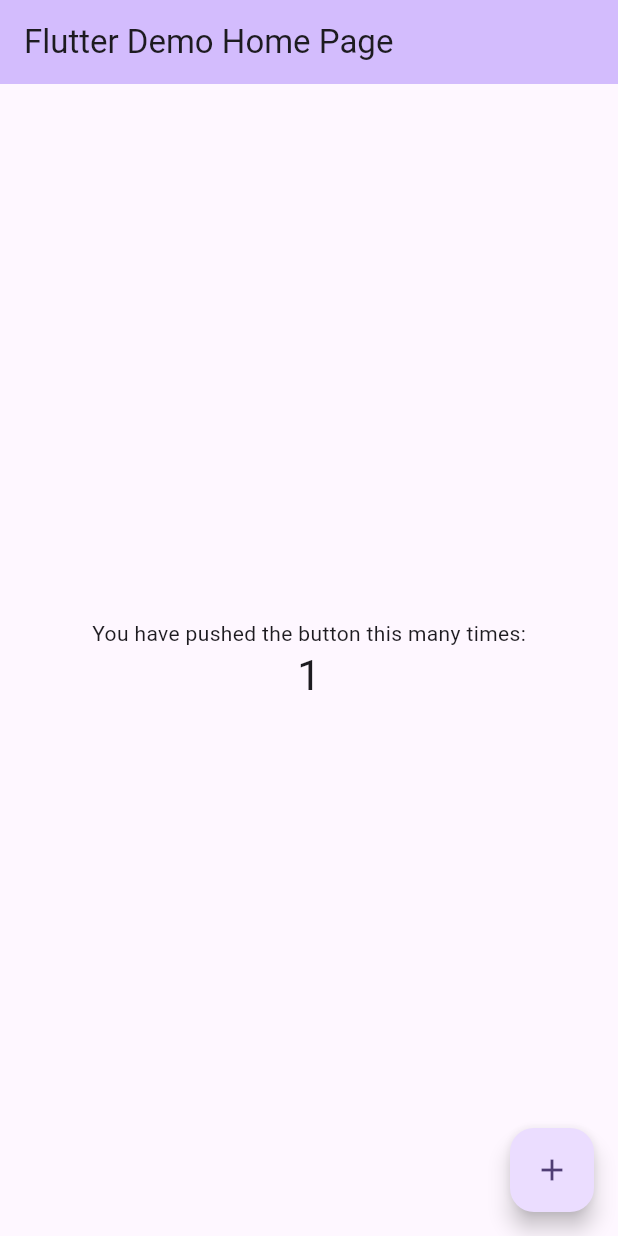
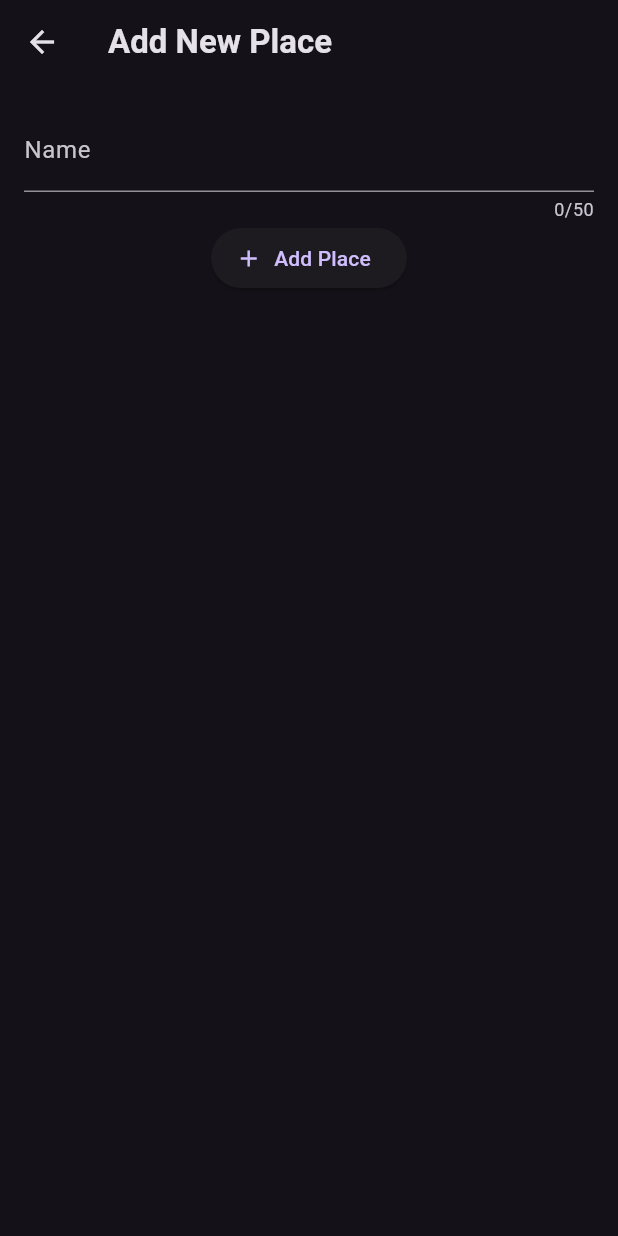
Before and after one commit to fadhilmuhaimin/your_places, a Flutter app: the screen it shows after launch, after a tap on the "add" icon, on a phone screen of 412 x 824 dp. Run offline on Flutter 3.47's test engine with Material 3 defaults, Android fonts, the phone set to English and light mode, and no system bars; our stand-ins replace google_fonts.

Commit message:
add places

```diff
--- a/lib/main.dart
+++ b/lib/main.dart
@@ -1,4 +1,29 @@
 import 'package:flutter/material.dart';
+import 'package:google_fonts/google_fonts.dart';
+import 'package:your_places/screens/places.dart';
+
+
+final colorScheme = ColorScheme.fromSeed(
+  brightness: Brightness.dark,
+  seedColor: const Color.fromARGB(255, 102, 6, 247),
+  background: const Color.fromARGB(255, 56, 49, 66),
+);
+
+final theme = ThemeData(
+    useMaterial3: true,
+    colorScheme: colorScheme,
+    textTheme: GoogleFonts.ubuntuCondensedTextTheme().copyWith(
+    titleSmall: GoogleFonts.ubuntuCondensed(
+      fontWeight: FontWeight.bold,
+    ),
+    titleMedium: GoogleFonts.ubuntuCondensed(
+      fontWeight: FontWeight.bold,
+    ),
+    titleLarge: GoogleFonts.ubuntuCondensed(
+      fontWeight: FontWeight.bold,
+    ),
+  ),
+);
 
 void main() {
   runApp(const MyApp());
@@ -11,115 +36,9 @@
   @override
   Widget build(BuildContext context) {
     return MaterialApp(
-      title: 'Flutter Demo',
-      theme: ThemeData(
-        // This is the theme of your application.
-        //
-        // TRY THIS: Try running your application with "flutter run". You'll see
-        // the application has a purple toolbar. Then, without quitting the app,
-        // try changing the seedColor in the colorScheme below to Colors.green
-        // and then invoke "hot reload" (save your changes or press the "hot
-        // reload" button in a Flutter-supported IDE, or press "r" if you used
-        // the command line to start the app).
-        //
-        // Notice that the counter didn't reset back to zero; the application
-        // state is not lost during the reload. To reset the state, use hot
-        // restart instead.
-        //
-        // This works for code too, not just values: Most code changes can be
-        // tested with just a hot reload.
-        colorScheme: ColorScheme.fromSeed(seedColor: Colors.deepPurple),
-        useMaterial3: true,
-      ),
-      home: const MyHomePage(title: 'Flutter Demo Home Page'),
+      title: 'Your Places',
+      theme: theme,
+      home:  const Places(),
     );
   }
 }
-
-class MyHomePage extends StatefulWidget {
-  const MyHomePage({super.key, required this.title});
-
-  // This widget is the home page of your application. It is stateful, meaning
-  // that it has a State object (defined below) that contains fields that affect
-  // how it looks.
-
-  // This class is the configuration for the state. It holds the values (in this
-  // case the title) provided by the parent (in this case the App widget) and
-  // used by the build method of the State. Fields in a Widget subclass are
-  // always marked "final".
-
-  final String title;
-
-  @override
-  State<MyHomePage> createState() => _MyHomePageState();
-}
-
-class _MyHomePageState extends State<MyHomePage> {
-  int _counter = 0;
-
-  void _incrementCounter() {
-    setState(() {
-      // This call to setState tells the Flutter framework that something has
-      // changed in this State, which causes it to rerun the build method below
-      // so that the display can reflect the updated values. If we changed
-      // _counter without calling setState(), then the build method would not be
-      // called again, and so nothing would appear to happen.
-      _counter++;
-    });
-  }
-
-  @override
-  Widget build(BuildContext context) {
-    // This method is rerun every time setState is called, for instance as done
-    // by the _incrementCounter method above.
-    //
-    // The Flutter framework has been optimized to make rerunning build methods
-    // fast, so that you can just rebuild anything that needs updating rather
-    // than having to individually change instances of widgets.
-    return Scaffold(
-      appBar: AppBar(
-        // TRY THIS: Try changing the color here to a specific color (to
-        // Colors.amber, perhaps?) and trigger a hot reload to see the AppBar
-        // change color while the other colors stay the same.
-        backgroundColor: Theme.of(context).colorScheme.inversePrimary,
-        // Here we take the value from the MyHomePage object that was created by
-        // the App.build method, and use it to set our appbar title.
-        title: Text(widget.title),
-      ),
-      body: Center(
-        // Center is a layout widget. It takes a single child and positions it
-        // in the middle of the parent.
-        child: Column(
-          // Column is also a layout widget. It takes a list of children and
-          // arranges them vertically. By default, it sizes itself to fit its
-          // children horizontally, and tries to be as tall as its parent.
-          //
-          // Column has various properties to control how it sizes itself and
-          // how it positions its children. Here we use mainAxisAlignment to
-          // center the children vertically; the main axis here is the vertical
-          // axis because Columns are vertical (the cross axis would be
-          // horizontal).
-          //
-          // TRY THIS: Invoke "debug painting" (choose the "Toggle Debug Paint"
-          // action in the IDE, or press "p" in the console), to see the
-          // wireframe for each widget.
-          mainAxisAlignment: MainAxisAlignment.center,
-          children: <Widget>[
-            const Text(
-              'You have pushed the button this many times:',
-            ),
-            Text(
-              '$_counter',
-              style: Theme.of(context).textTheme.headlineMedium,
-            ),
-          ],
-        ),
-      ),
-      floatingActionButton: FloatingActionButton(
-        onPressed: _incrementCounter,
-        tooltip: 'Increment',
-        child: const Icon(Icons.add),
-      ), // This trailing comma makes auto-formatting nicer for build methods.
-    );
-  }
-}
--- a/lib/models/place.dart
+++ b/lib/models/place.dart
@@ -0,0 +1,10 @@
+
+import 'package:uuid/uuid.dart';
+
+const uuid = Uuid();
+class Place{
+  final String id;
+  final String title;
+
+  Place({required this.title}): id = uuid.v4();
+}
--- a/lib/screens/add_places.dart
+++ b/lib/screens/add_places.dart
@@ -0,0 +1,29 @@
+import 'package:flutter/material.dart';
+
+class AddPlaces extends StatelessWidget {
+  const AddPlaces({super.key});
+
+  @override
+  Widget build(BuildContext context) {
+    return Scaffold(
+      appBar: AppBar(
+        title: const Text("Add New Place"),
+      ),
+      body: Padding(
+        padding: EdgeInsets.all(16),
+        child: Form(
+          child: Column(
+            crossAxisAlignment: CrossAxisAlignment.center,
+            children: [
+              TextFormField(
+                maxLength: 50,
+                decoration: InputDecoration(label: Text('Name')),
+              ),
+              ElevatedButton.icon(onPressed: (){}, icon: Icon(Icons.add), label: Text("Add Place"))
+            ],
+          ),
+        ),
+      ),
+    );
+  }
+}
--- a/lib/screens/places.dart
+++ b/lib/screens/places.dart
@@ -0,0 +1,32 @@
+import 'package:flutter/material.dart';
+import 'package:your_places/models/place.dart';
+import 'package:your_places/screens/add_places.dart';
+import 'package:your_places/widgets/places_list.dart';
+
+class Places extends StatelessWidget {
+  const Places({super.key});
+
+
+
+  @override
+  Widget build(BuildContext context) {
+
+    void addPlace(){
+    Navigator.of(context).push(MaterialPageRoute(builder: (ctx) => const AddPlaces(),));
+
+  }
+    List<Place> places = [Place(title: "Test")];
+    return Scaffold(
+      appBar: AppBar(
+        actions:  [
+          IconButton(onPressed: (){ addPlace();}, icon: const Icon(Icons.add))
+        ],
+        title: const Text("Your Plaes"),
+      ),
+      body: ListView.builder(
+        itemCount: places.length,
+        itemBuilder: (context, index) => PlacesList(title: places[index].title),
+      ),
+    );
+  }
+}
--- a/lib/widgets/places_list.dart
+++ b/lib/widgets/places_list.dart
@@ -0,0 +1,17 @@
+import 'package:flutter/material.dart';
+
+class PlacesList extends StatelessWidget {
+  const PlacesList({super.key, required this.title});
+
+  final String title;
+
+  @override
+  Widget build(BuildContext context) {
+    return Container(
+      padding: const EdgeInsets.all(16),
+      child: Text(title, style: Theme.of(context).textTheme.titleLarge?.copyWith(
+        color: Theme.of(context).colorScheme.onBackground
+      ),),
+    );
+  }
+}
```
